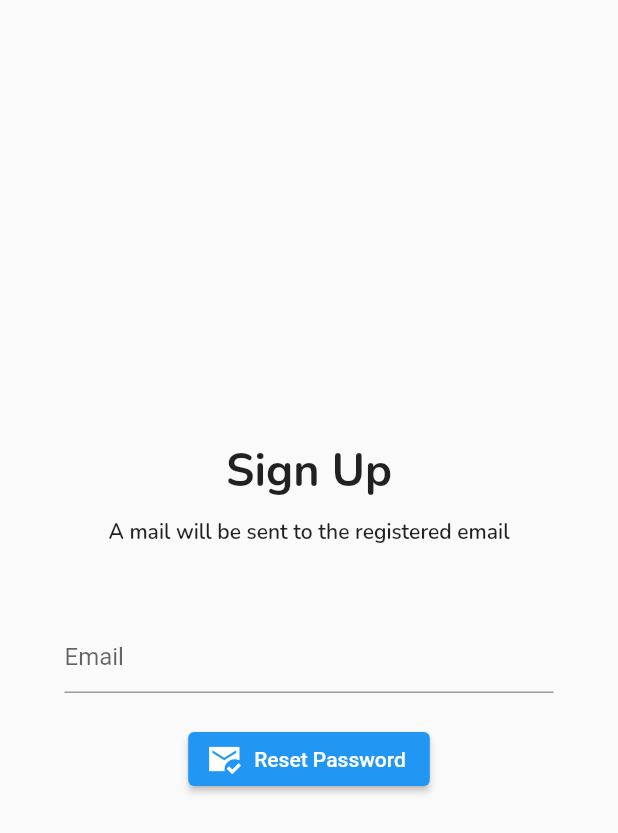
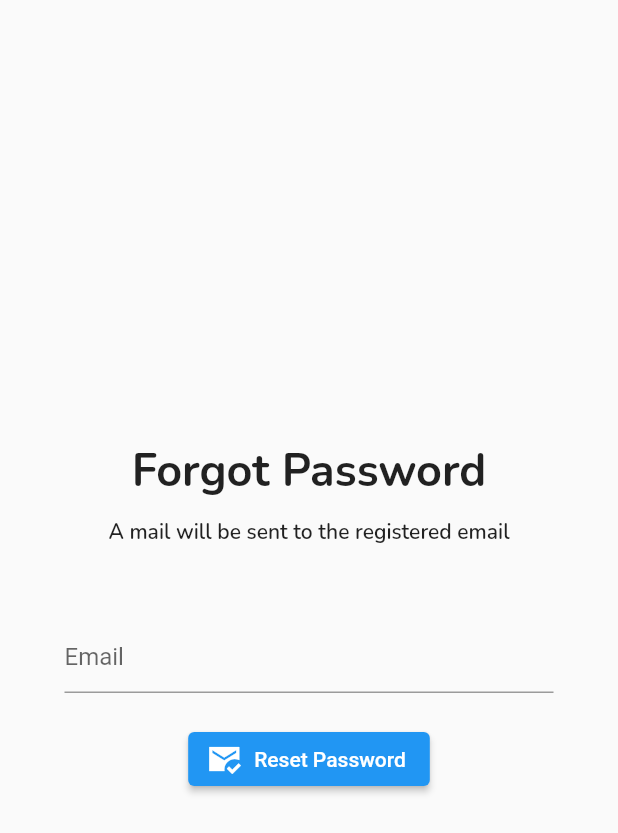
Before and after one commit to abhigna333/Notes, a Flutter app: the ForgotPasswordPage screen opened directly, on a phone screen of 412 x 824 dp. Shown: the top 833 px of the screen. Run offline on Flutter 3.47's test engine with Material 2 defaults, Android fonts, the phone set to English and light mode, and no system bars; our stand-ins replace cloud_firestore, email_validator, firebase_auth, firebase_core, google_fonts, local_auth; missing offline and left inert: local_auth_android, local_auth_ios; accounts and stored records are empty.

Commit message:
Forgot password

```diff
--- a/lib/pages/forgotPasword.dart
+++ b/lib/pages/forgotPasword.dart
@@ -54,7 +54,7 @@ class _ForgotPasswordPageState extends State<ForgotPasswordPage> {
           children: [
             Center(
               child: Text(
-                "Sign Up",
+                "Forgot Password",
                 style: GoogleFonts.nunito(fontSize: 30, fontWeight: FontWeight.w700),
               ),
             ),
```
